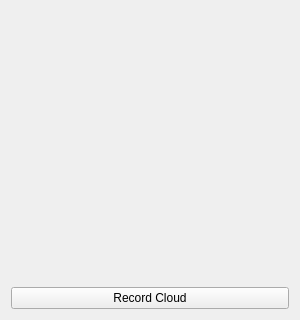
Before: the Qt Designer form mashes_measures/resources/measures.ui in jraraujo-aimen/mashes, drawn with Qt 5; both pictures show x 0 to 300 and y 180 to 500 of the 300 by 500 pixel window.
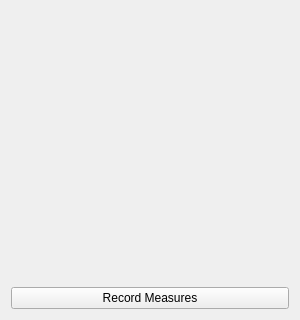
After: the same form once the commit is applied.

Diff of the .ui file:
```diff
--- a/mashes_measures/resources/measures.ui
+++ b/mashes_measures/resources/measures.ui
@@ -37,7 +37,7 @@
       </font>
      </property>
      <property name="text">
-      <string>Record Cloud</string>
+      <string>Record Measures</string>
      </property>
      <property name="checkable">
       <bool>true</bool>
```
